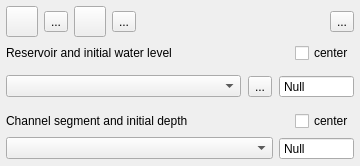
The window that flo2d/ui/ic_editor.ui (FLO-2DSoftware/qgis-flo-2d-plugin) describes before a commit, drawn with Qt 5.
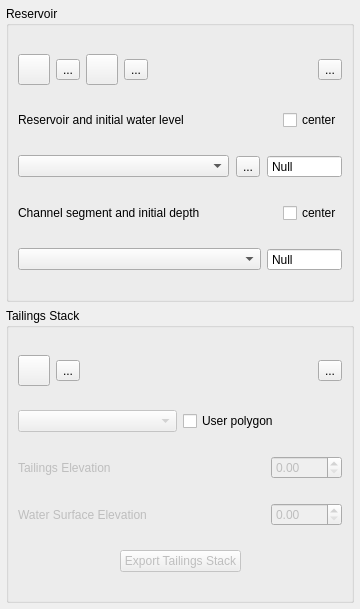
The same window after the commit. Icons and pictures are not drawn. Custom widgets are drawn as their Qt base class.

Commit message: Adjusted the ic_editor.ui and completed the export TAILINGS_STACK_DEPTH.DAT

The edit to the form file:
```diff
--- a/flo2d/ui/ic_editor.ui
+++ b/flo2d/ui/ic_editor.ui
@@ -7,7 +7,7 @@
     <x>0</x>
     <y>0</y>
     <width>360</width>
-    <height>166</height>
+    <height>609</height>
    </rect>
   </property>
   <property name="minimumSize">
@@ -24,6 +24,52 @@
     <number>6</number>
    </property>
    <item>
+    <widget class="QGroupBox" name="reservoir_grp">
+     <property name="title">
+      <string>Reservoir</string>
+     </property>
+     <layout class="QGridLayout" name="gridLayout">
+      <item row="1" column="0">
+       <layout class="QHBoxLayout" name="horizontalLayout_3">
+        <property name="bottomMargin">
+         <number>0</number>
+        </property>
+        <item>
+         <widget class="QLabel" name="label_2">
+          <property name="minimumSize">
+           <size>
+            <width>0</width>
+            <height>0</height>
+           </size>
+          </property>
+          <property name="text">
+           <string>Reservoir and initial water level</string>
+          </property>
+         </widget>
+        </item>
+        <item>
+         <spacer name="horizontalSpacer">
+          <property name="orientation">
+           <enum>Qt::Horizontal</enum>
+          </property>
+          <property name="sizeHint" stdset="0">
+           <size>
+            <width>40</width>
+            <height>20</height>
+           </size>
+          </property>
+         </spacer>
+        </item>
+        <item>
+         <widget class="QCheckBox" name="center_res_chbox">
+          <property name="text">
+           <string>center</string>
+          </property>
+         </widget>
+        </item>
+       </layout>
+      </item>
+      <item row="0" column="0">
     <layout class="QHBoxLayout" name="horizontalLayout_7">
      <item>
       <widget class="QToolButton" name="add_user_res_btn">
@@ -149,13 +195,10 @@
      </item>
     </layout>
    </item>
+      <item row="3" column="0">
+       <layout class="QHBoxLayout" name="horizontalLayout_4">
    <item>
-    <layout class="QHBoxLayout" name="horizontalLayout_3">
-     <property name="bottomMargin">
-      <number>0</number>
-     </property>
-     <item>
-      <widget class="QLabel" name="label_2">
+         <widget class="QLabel" name="label">
        <property name="minimumSize">
         <size>
          <width>0</width>
@@ -163,12 +206,12 @@
         </size>
        </property>
        <property name="text">
-        <string>Reservoir and initial water level</string>
+           <string>Channel segment and initial depth</string>
        </property>
       </widget>
      </item>
      <item>
-      <spacer name="horizontalSpacer">
+         <spacer name="horizontalSpacer_2">
        <property name="orientation">
         <enum>Qt::Horizontal</enum>
        </property>
@@ -181,7 +224,7 @@
       </spacer>
      </item>
      <item>
-      <widget class="QCheckBox" name="center_res_chbox">
+         <widget class="QCheckBox" name="center_seg_chbox">
        <property name="text">
         <string>center</string>
        </property>
@@ -189,28 +232,7 @@
      </item>
     </layout>
    </item>
-   <item>
-    <widget class="QFrame" name="outflow_frame">
-     <property name="minimumSize">
-      <size>
-       <width>0</width>
-       <height>0</height>
-      </size>
-     </property>
-     <property name="frameShape">
-      <enum>QFrame::NoFrame</enum>
-     </property>
-     <property name="frameShadow">
-      <enum>QFrame::Raised</enum>
-     </property>
-     <layout class="QVBoxLayout" name="verticalLayout_2">
-      <property name="spacing">
-       <number>3</number>
-      </property>
-      <property name="margin">
-       <number>0</number>
-      </property>
-      <item>
+      <item row="2" column="0">
        <layout class="QHBoxLayout" name="horizontalLayout">
         <property name="spacing">
          <number>7</number>
@@ -287,47 +309,7 @@
         </item>
        </layout>
       </item>
-     </layout>
-    </widget>
-   </item>
-   <item>
-    <layout class="QHBoxLayout" name="horizontalLayout_4">
-     <item>
-      <widget class="QLabel" name="label">
-       <property name="minimumSize">
-        <size>
-         <width>0</width>
-         <height>0</height>
-        </size>
-       </property>
-       <property name="text">
-        <string>Channel segment and initial depth</string>
-       </property>
-      </widget>
-     </item>
-     <item>
-      <spacer name="horizontalSpacer_2">
-       <property name="orientation">
-        <enum>Qt::Horizontal</enum>
-       </property>
-       <property name="sizeHint" stdset="0">
-        <size>
-         <width>40</width>
-         <height>20</height>
-        </size>
-       </property>
-      </spacer>
-     </item>
-     <item>
-      <widget class="QCheckBox" name="center_seg_chbox">
-       <property name="text">
-        <string>center</string>
-       </property>
-      </widget>
-     </item>
-    </layout>
-   </item>
-   <item>
+      <item row="4" column="0">
     <layout class="QHBoxLayout" name="horizontalLayout_2">
      <item>
       <widget class="QComboBox" name="chan_seg_cbo">
@@ -374,6 +356,240 @@
    </item>
   </layout>
  </widget>
+   </item>
+   <item>
+    <widget class="QGroupBox" name="tailings_grp">
+     <property name="title">
+      <string>Tailings Stack</string>
+     </property>
+     <layout class="QGridLayout" name="gridLayout_2">
+      <item row="4" column="0">
+       <layout class="QHBoxLayout" name="horizontalLayout_5">
+        <item>
+         <widget class="QLabel" name="label_3">
+          <property name="enabled">
+           <bool>false</bool>
+          </property>
+          <property name="text">
+           <string>Tailings Elevation</string>
+          </property>
+         </widget>
+        </item>
+        <item>
+         <spacer name="horizontalSpacer_3">
+          <property name="orientation">
+           <enum>Qt::Horizontal</enum>
+          </property>
+          <property name="sizeHint" stdset="0">
+           <size>
+            <width>40</width>
+            <height>20</height>
+           </size>
+          </property>
+         </spacer>
+        </item>
+        <item>
+         <widget class="QgsDoubleSpinBox" name="tailings_elev_sb">
+          <property name="enabled">
+           <bool>false</bool>
+          </property>
+          <property name="maximum">
+           <double>9999.000000000000000</double>
+          </property>
+         </widget>
+        </item>
+       </layout>
+      </item>
+      <item row="5" column="0">
+       <layout class="QHBoxLayout" name="horizontalLayout_6">
+        <item>
+         <widget class="QLabel" name="label_4">
+          <property name="enabled">
+           <bool>false</bool>
+          </property>
+          <property name="text">
+           <string>Water Surface Elevation</string>
+          </property>
+         </widget>
+        </item>
+        <item>
+         <spacer name="horizontalSpacer_4">
+          <property name="orientation">
+           <enum>Qt::Horizontal</enum>
+          </property>
+          <property name="sizeHint" stdset="0">
+           <size>
+            <width>40</width>
+            <height>20</height>
+           </size>
+          </property>
+         </spacer>
+        </item>
+        <item>
+         <widget class="QgsDoubleSpinBox" name="wse_sb">
+          <property name="enabled">
+           <bool>false</bool>
+          </property>
+          <property name="maximum">
+           <double>9999.000000000000000</double>
+          </property>
+         </widget>
+        </item>
+       </layout>
+      </item>
+      <item row="0" column="0">
+       <layout class="QHBoxLayout" name="horizontalLayout_8">
+        <item>
+         <widget class="QToolButton" name="add_tailings_btn">
+          <property name="toolTip">
+           <string>Add tailings</string>
+          </property>
+          <property name="text">
+           <string/>
+          </property>
+          <property name="icon">
+           <iconset>
+            <normaloff>../img/mActionCapturePolygon.svg</normaloff>../img/mActionCapturePolygon.svg</iconset>
+          </property>
+          <property name="iconSize">
+           <size>
+            <width>24</width>
+            <height>24</height>
+           </size>
+          </property>
+          <property name="checkable">
+           <bool>false</bool>
+          </property>
+         </widget>
+        </item>
+        <item>
+         <widget class="QToolButton" name="save_tailings_btn">
+          <property name="toolTip">
+           <string>Save added tailings</string>
+          </property>
+          <property name="text">
+           <string>...</string>
+          </property>
+          <property name="icon">
+           <iconset>
+            <normaloff>../img/mActionSaveAllEdits.svg</normaloff>../img/mActionSaveAllEdits.svg</iconset>
+          </property>
+          <property name="iconSize">
+           <size>
+            <width>24</width>
+            <height>24</height>
+           </size>
+          </property>
+         </widget>
+        </item>
+        <item>
+         <spacer name="horizontalSpacer_6">
+          <property name="orientation">
+           <enum>Qt::Horizontal</enum>
+          </property>
+          <property name="sizeHint" stdset="0">
+           <size>
+            <width>40</width>
+            <height>20</height>
+           </size>
+          </property>
+         </spacer>
+        </item>
+        <item>
+         <widget class="QToolButton" name="delete_tailings_btn">
+          <property name="toolTip">
+           <string>Delete tailings</string>
+          </property>
+          <property name="text">
+           <string>...</string>
+          </property>
+          <property name="icon">
+           <iconset>
+            <normaloff>../img/mActionDeleteSelected.svg</normaloff>../img/mActionDeleteSelected.svg</iconset>
+          </property>
+          <property name="iconSize">
+           <size>
+            <width>24</width>
+            <height>24</height>
+           </size>
+          </property>
+         </widget>
+        </item>
+       </layout>
+      </item>
+      <item row="6" column="0">
+       <layout class="QHBoxLayout" name="horizontalLayout_9">
+        <item>
+         <spacer name="horizontalSpacer_7">
+          <property name="orientation">
+           <enum>Qt::Horizontal</enum>
+          </property>
+          <property name="sizeHint" stdset="0">
+           <size>
+            <width>40</width>
+            <height>20</height>
+           </size>
+          </property>
+         </spacer>
+        </item>
+        <item>
+         <widget class="QPushButton" name="export_tailings_btn">
+          <property name="enabled">
+           <bool>false</bool>
+          </property>
+          <property name="text">
+           <string>Export Tailings Stack</string>
+          </property>
+         </widget>
+        </item>
+        <item>
+         <spacer name="horizontalSpacer_8">
+          <property name="orientation">
+           <enum>Qt::Horizontal</enum>
+          </property>
+          <property name="sizeHint" stdset="0">
+           <size>
+            <width>40</width>
+            <height>20</height>
+           </size>
+          </property>
+         </spacer>
+        </item>
+       </layout>
+      </item>
+      <item row="1" column="0">
+       <layout class="QGridLayout" name="gridLayout_3">
+        <item row="0" column="0">
+         <widget class="QComboBox" name="tailings_cbo">
+          <property name="enabled">
+           <bool>false</bool>
+          </property>
+         </widget>
+        </item>
+        <item row="0" column="1">
+         <widget class="QCheckBox" name="user_polygon_cb">
+          <property name="layoutDirection">
+           <enum>Qt::LeftToRight</enum>
+          </property>
+          <property name="text">
+           <string>User polygon</string>
+          </property>
+         </widget>
+        </item>
+       </layout>
+      </item>
+     </layout>
+    </widget>
+   </item>
+  </layout>
+ </widget>
+ <customwidgets>
+  <customwidget>
+   <class>QgsDoubleSpinBox</class>
+   <extends>QDoubleSpinBox</extends>
+   <header>qgsdoublespinbox.h</header>
+  </customwidget>
+ </customwidgets>
  <resources/>
  <connections/>
 </ui>
```
Left out of the diff: 11 changed lines with no effect on the pictures. Lines whose indentation alone changed are shown as unchanged. The commit also changes 1 other file.
